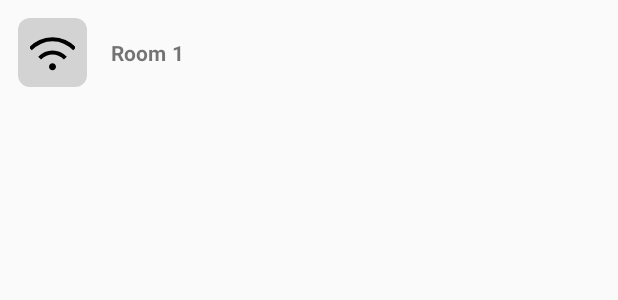
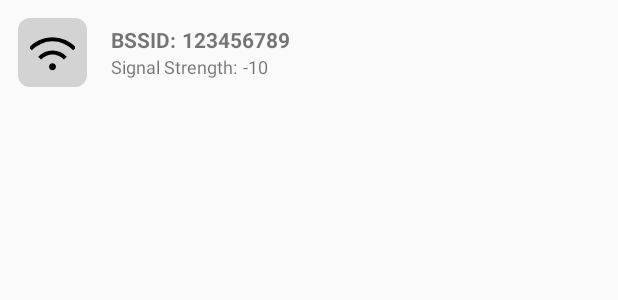
Before and after one commit to SirAntonySir/IntellitrackEnv, an Android app: the layout scan_list_item.xml on its own in the app's theme, with its tools: preview values and no code run, on a phone screen of 412 x 824 dp. Shown: the top 300 px of the screen. Run offline under Robolectric (Android 15) with nearby library versions, the phone set to English and light mode, and no system bars.

Commit message:
scan adapter (level not working)

```diff
--- a/app/src/main/java/com/example/intellitrackenv/ui/dashboard/DashboardFragment.kt
+++ b/app/src/main/java/com/example/intellitrackenv/ui/dashboard/DashboardFragment.kt
@@ -35,7 +35,7 @@ class DashboardFragment : Fragment() {
         imageView.setImage(ImageSource.resource(R.drawable.floor4))
 
 
-        // Initialize your ViewModel, adapter, set up listeners, etc., as before
+        // Initialize your ViewModel, adapter, set up listeners
         val dashboardViewModel = ViewModelProvider(this).get(DashboardViewModel::class.java)
         val adapter = RoomItemAdapter(requireContext(), emptyList())
         binding.roomsListView.adapter = adapter
--- a/app/src/main/java/com/example/intellitrackenv/ui/home/HomeViewModel.kt
+++ b/app/src/main/java/com/example/intellitrackenv/ui/home/HomeViewModel.kt
@@ -1,3 +1,4 @@
+//HomeViewModel.kt
 package com.example.intellitrackenv.ui.home
 
 import androidx.lifecycle.LiveData
--- /dev/null
+++ b/app/src/main/java/com/example/intellitrackenv/ui/home/ScanItem.kt
@@ -0,0 +1,2 @@
+// RoomItem.kt
+data class ScanItem(val scanBSSID: String, val scanValue: String)
--- a/app/src/main/res/layout/fragment_home.xml
+++ b/app/src/main/res/layout/fragment_home.xml
@@ -39,7 +39,7 @@
         />
 
     <ListView
-        android:id="@+id/lvWifiNetworks"
+        android:id="@+id/scansListView"
         android:layout_width="wrap_content"
         android:layout_height="match_parent"
         android:layout_above="@+id/btnScanWifi"
--- a/app/src/main/res/layout/list_item_fingerprint_layout.xml
+++ b/app/src/main/res/layout/scan_list_item.xml
@@ -1,5 +1,5 @@
 <?xml version="1.0" encoding="utf-8"?>
-<!-- list_item_room.xml -->
+<!-- scan_list_item.xml -->
 <LinearLayout xmlns:android="http://schemas.android.com/apk/res/android"
     android:layout_width="match_parent"
     android:layout_height="wrap_content"
@@ -35,21 +35,46 @@
             android:gravity="center_vertical">
 
             <TextView
-                android:id="@+id/roomTextLabel"
+                android:id="@+id/bssidText"
                 android:layout_width="wrap_content"
                 android:layout_height="wrap_content"
-                android:text="Room"
+                android:text="BSSID:"
                 android:textSize="14sp"
                 android:textStyle="bold" />
 
             <TextView
-                android:id="@+id/roomNumberValue"
+                android:id="@+id/bssidTextView"
                 android:layout_width="wrap_content"
                 android:layout_height="wrap_content"
                 android:layout_marginStart="4dp"
-                android:text="1"
+                android:text="123456789"
                 android:textSize="14sp"
                 android:textStyle="bold"
+                />
+        </LinearLayout>
+
+        <LinearLayout
+            android:layout_width="wrap_content"
+            android:layout_height="wrap_content"
+            android:orientation="horizontal"
+            android:gravity="center_vertical">
+
+            <TextView
+                android:id="@+id/signalStrengthText"
+                android:layout_width="wrap_content"
+                android:layout_height="wrap_content"
+                android:text="Signal Strength:"
+                android:textSize="12sp"
+                 />
+
+            <TextView
+                android:id="@+id/signalStrengthTextView"
+                android:layout_width="wrap_content"
+                android:layout_height="wrap_content"
+                android:layout_marginStart="4dp"
+                android:text="-10"
+                android:textSize="12sp"
+
                 />
         </LinearLayout>
 
```
Also changed, not shown: app/src/main/java/com/example/intellitrackenv/ui/home/HomeFragment.kt (+58 -2 lines), app/src/main/java/com/example/intellitrackenv/ui/home/ScanItemAdapter.kt (added, +34 -0 lines).
